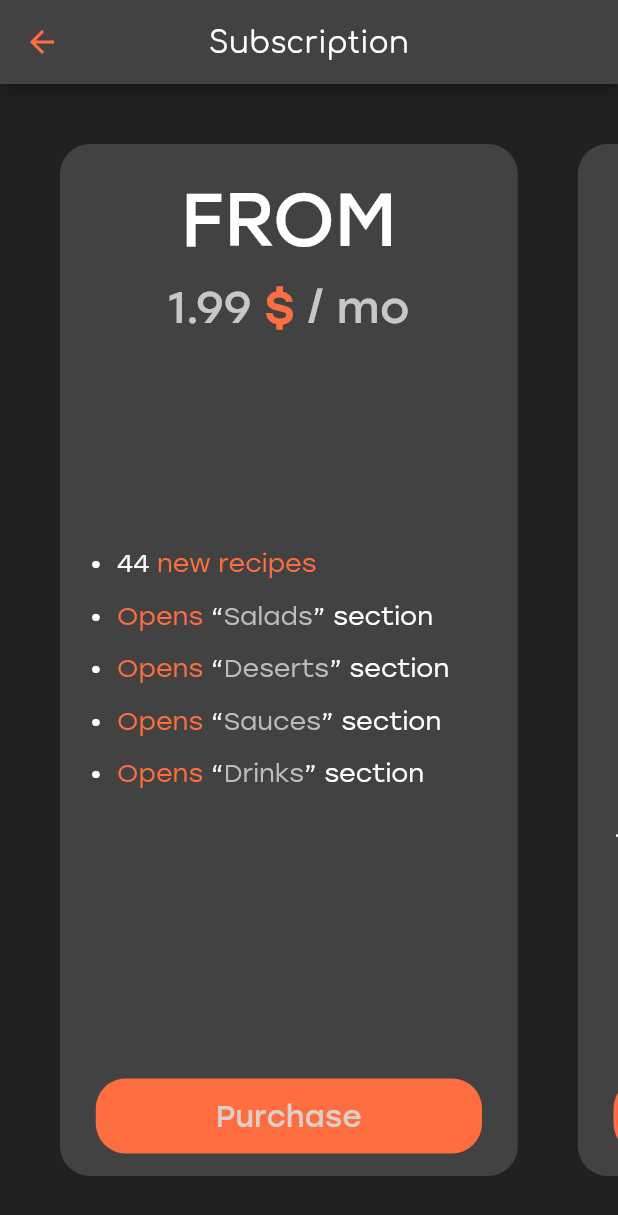
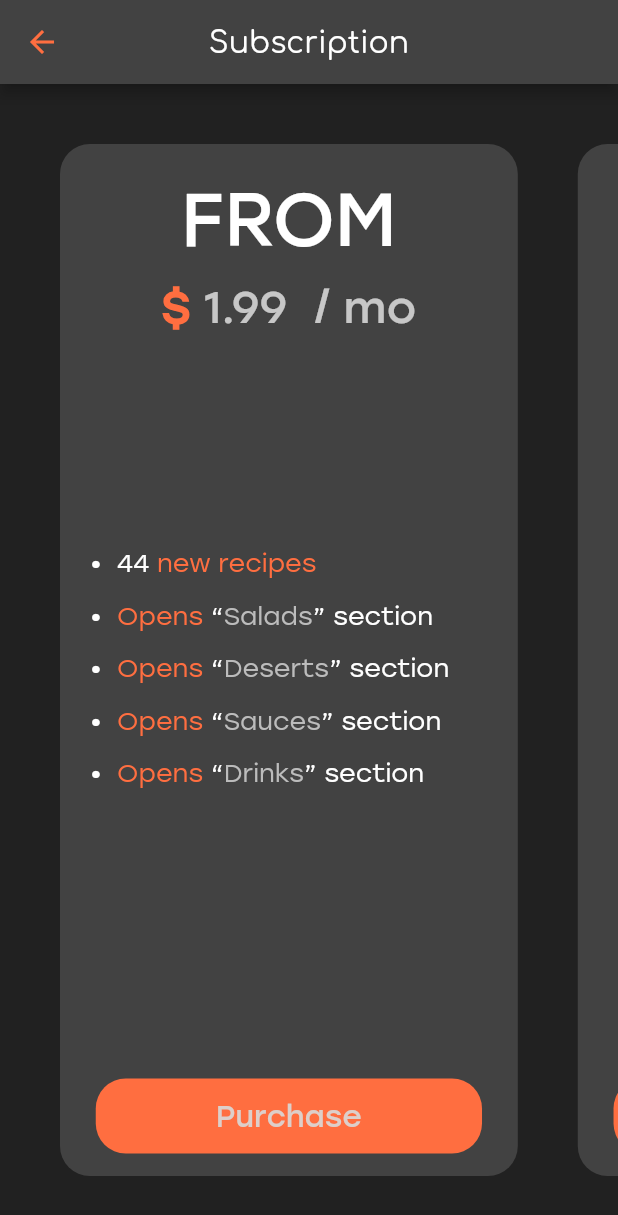
Before and after one commit to adelnasyrov/FridgeXLight-Flutter, a Flutter app: the SubscriptionOptions screen opened by its route, on a phone screen of 412 x 824 dp. Shown: the top 1215 px of the screen. Run offline on Flutter 3.47's test engine with Material 2 defaults, Android fonts, the phone set to English and light mode, and no system bars; our stand-ins replace fluttertoast, get, sqflite; accounts and stored records are empty.

Commit message:
subs page changed

```diff
--- a/lib/pages/subscription_options.dart
+++ b/lib/pages/subscription_options.dart
@@ -52,18 +52,18 @@ class _SubscriptionOptionsState extends State<SubscriptionOptions> {
                           mainAxisAlignment: MainAxisAlignment.center,
                           children: [
                             Text(
+                              "\$ ",
+                              style: TextStyle(
+                                  fontFamily: "StolzlRegular",
+                                  fontWeight: FontWeight.bold,
+                                  color: Colors.deepOrangeAccent,
+                                  fontSize: 30),
+                            ),
+                            Text(
                               "1.99 ",
                               style: TextStyle(
                                   fontFamily: "StolzlRegular",
                                   color: Colors.white.withOpacity(0.7),
-                                  fontSize: 30),
-                            ),
-                                Text(
-                                  "\$",
-                                  style: TextStyle(
-                                      fontFamily: "StolzlRegular",
-                                      fontWeight: FontWeight.bold,
-                                      color: Colors.deepOrangeAccent,
                                   fontSize: 30),
                             ),
                             Text(
@@ -176,18 +176,18 @@ class _SubscriptionOptionsState extends State<SubscriptionOptions> {
                           mainAxisAlignment: MainAxisAlignment.center,
                           children: [
                             Text(
-                              "1 ",
-                              style: TextStyle(
-                                  fontFamily: "StolzlRegular",
-                                  color: Colors.white.withOpacity(0.7),
-                                  fontSize: 30),
-                            ),
-                            Text(
-                              "\$",
+                              "\$ ",
                               style: TextStyle(
                                   fontFamily: "StolzlRegular",
                                   fontWeight: FontWeight.bold,
                                   color: Colors.deepOrangeAccent,
+                                  fontSize: 30),
+                            ),
+                            Text(
+                              "1",
+                              style: TextStyle(
+                                  fontFamily: "StolzlRegular",
+                                  color: Colors.white.withOpacity(0.7),
                                   fontSize: 30),
                             ),
                           ],
@@ -233,10 +233,22 @@ class _SubscriptionOptionsState extends State<SubscriptionOptions> {
                       ),
                       Spacer(),
                       Padding(
-                        padding: EdgeInsets.only(left: 25, right: 25),
+                        padding: EdgeInsets.only(left: 30, right: 30),
                         child: Row(
-                          mainAxisAlignment: MainAxisAlignment.spaceBetween,
+                          mainAxisAlignment: MainAxisAlignment.center,
                           children: [
+                            Padding(
+                              padding: EdgeInsets.only(right: 10),
+                              child: Row(
+                                children: [
+                                  Text(
+                                    "\$",
+                                    style: TextStyle(
+                                        fontFamily: "StolzlRegular",
+                                        fontWeight: FontWeight.bold,
+                                        color: Colors.deepOrangeAccent,
+                                        fontSize: 17),
+                                  ),
                                   Text(
                                     _value >= 10.0
                                         ? _value.toString().substring(0, 2)
@@ -246,13 +258,8 @@ class _SubscriptionOptionsState extends State<SubscriptionOptions> {
                                         color: Colors.white,
                                         fontSize: 17),
                                   ),
-                            Text(
-                              "\$",
-                              style: TextStyle(
-                                  fontFamily: "StolzlRegular",
-                                  fontWeight: FontWeight.bold,
-                                  color: Colors.deepOrangeAccent,
-                                  fontSize: 17),
+                                ],
+                              ),
                             ),
                             Slider(
                               activeColor: Colors.deepOrangeAccent,
```
Lines whose indentation alone changed are shown as unchanged.
